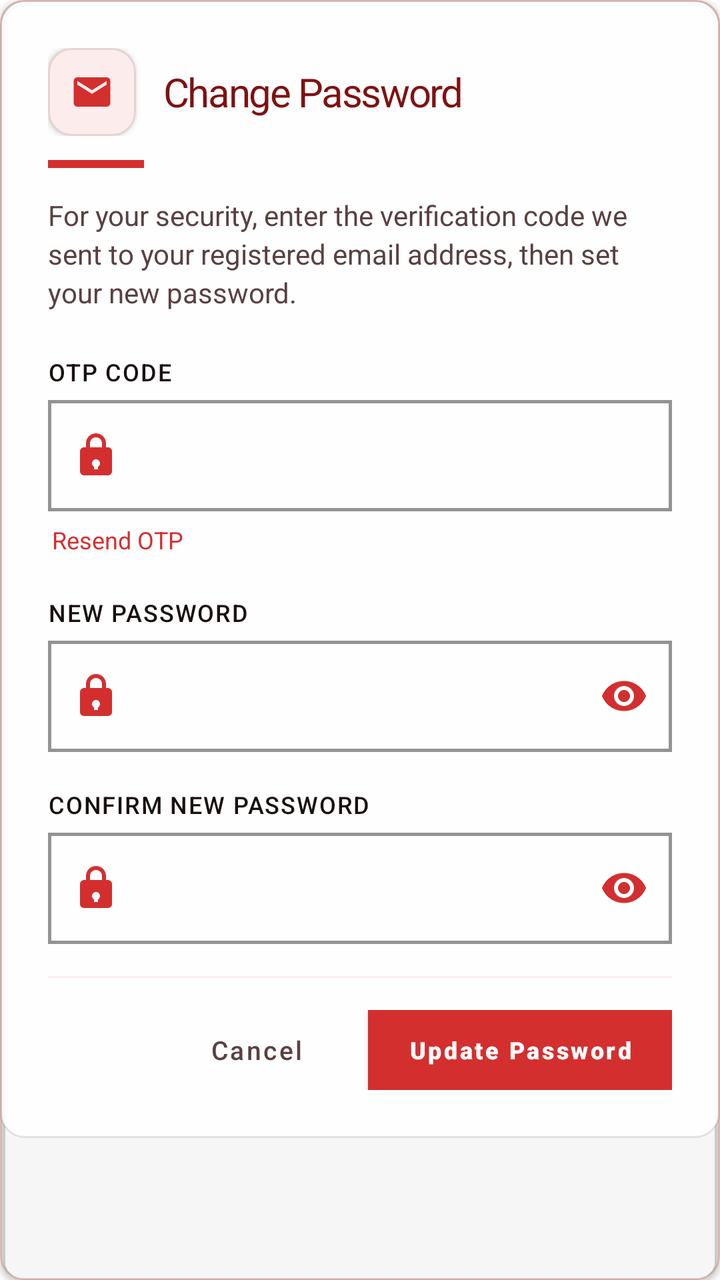
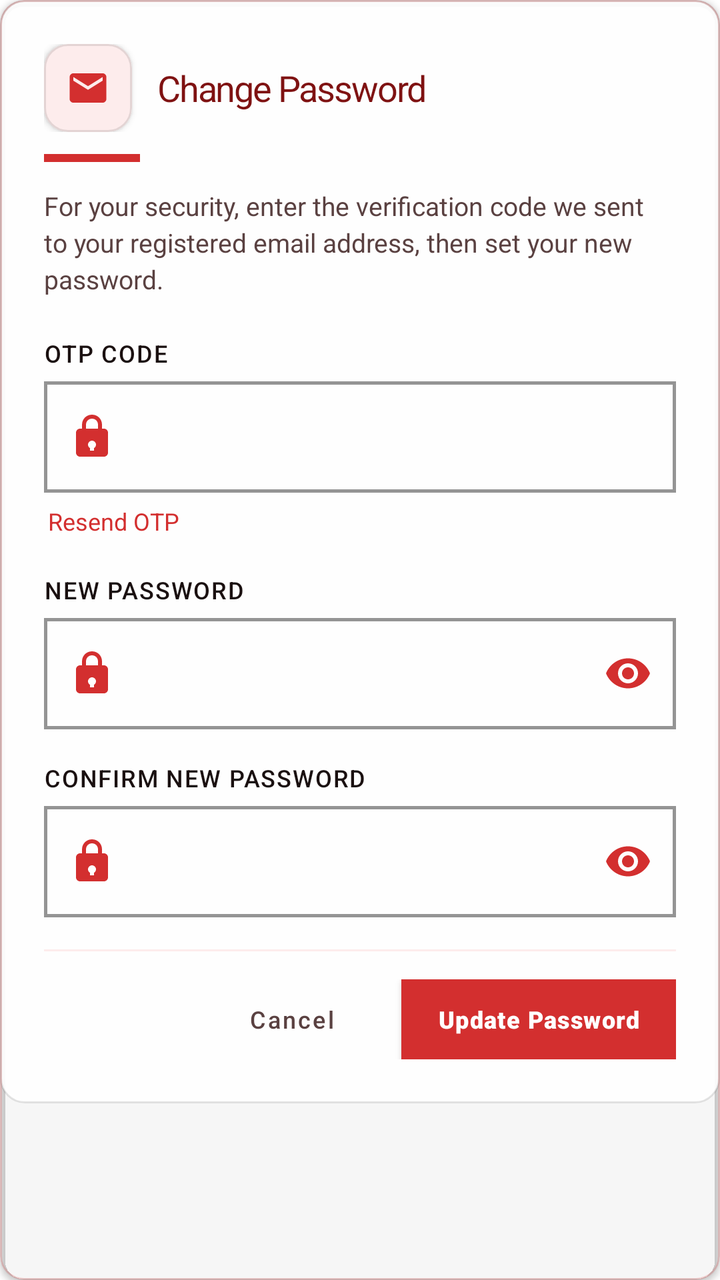

Compare the two renders of this Android layout. The source of the first and the diff that turns it into the second are given below.
<!-- AndroidManifest.xml: application theme Theme.VelocitySuites -->
<!-- res/layout/dialog_change_password_otp.xml -->
<?xml version="1.0" encoding="utf-8"?>
<com.google.android.material.card.MaterialCardView xmlns:android="http://schemas.android.com/apk/res/android"
    xmlns:app="http://schemas.android.com/apk/res-auto"
    style="@style/Widget.Velocity.Card.Glass"
    android:layout_width="match_parent"
    android:layout_height="wrap_content">

    <LinearLayout
        android:layout_width="match_parent"
        android:layout_height="wrap_content"
        android:background="@drawable/bg_glass_card_white"
        android:orientation="vertical"
        android:padding="24dp">

        <LinearLayout
            android:layout_width="match_parent"
            android:layout_height="wrap_content"
            android:gravity="center_vertical"
            android:orientation="horizontal">

            <com.google.android.material.card.MaterialCardView
                android:layout_width="44dp"
                android:layout_height="44dp"
                app:cardBackgroundColor="@color/velocity_red_soft"
                app:cardCornerRadius="@dimen/card_corner_radius"
                app:cardElevation="@dimen/card_elevation">

                <ImageView
                    android:layout_width="22dp"
                    android:layout_height="22dp"
                    android:layout_gravity="center"
                    android:importantForAccessibility="no"
                    android:src="@drawable/ic_email"
                    app:tint="@color/velocity_red_primary" />
            </com.google.android.material.card.MaterialCardView>

            <TextView
                style="@style/TextAppearance.Velocity.ScreenTitle"
                android:layout_width="0dp"
                android:layout_height="wrap_content"
                android:layout_marginStart="14dp"
                android:layout_weight="1"
                android:text="@string/change_password"
                android:textSize="20sp" />
        </LinearLayout>

        <View
            android:layout_width="48dp"
            android:layout_height="4dp"
            android:layout_marginTop="12dp"
            android:layout_marginBottom="14dp"
            android:background="@drawable/shape_intro_pill"
            android:backgroundTint="@color/velocity_red_primary" />

        <TextView
            android:layout_width="match_parent"
            android:layout_height="wrap_content"
            android:layout_marginBottom="22dp"
            android:lineSpacingExtra="3dp"
            android:text="@string/change_password_otp_desc"
            android:textColor="@color/velocity_text_secondary"
            android:textSize="14sp" />

        <TextView
            style="@style/TextAppearance.Velocity.Label.Input"
            android:layout_width="wrap_content"
            android:layout_height="wrap_content"
            android:layout_marginBottom="6dp"
            android:labelFor="@+id/changePasswordOtp"
            android:text="@string/otp_hint"
            android:textColor="@color/velocity_text_primary" />

        <com.google.android.material.textfield.TextInputLayout
            android:id="@+id/changePasswordOtpLayout"
            style="@style/Widget.Velocity.TextInputLayout.OutlinedBox.Rounded"
            android:layout_width="match_parent"
            android:layout_height="wrap_content"
            android:layout_marginBottom="4dp"
            app:startIconDrawable="@drawable/ic_lock">
            <com.google.android.material.textfield.TextInputEditText
                android:id="@+id/changePasswordOtp"
                android:layout_width="match_parent"
                android:layout_height="wrap_content"
                android:inputType="number"
                android:maxLength="6" />
        </com.google.android.material.textfield.TextInputLayout>

        <TextView
            android:id="@+id/resendChangePasswordOtpLink"
            android:layout_width="wrap_content"
            android:layout_height="wrap_content"
            android:layout_marginBottom="18dp"
            android:background="?attr/selectableItemBackground"
            android:clickable="true"
            android:focusable="true"
            android:padding="2dp"
            android:text="@string/resend_otp"
            android:textColor="@color/velocity_red_primary"
            android:textSize="12sp"
            android:fontFamily="sans-serif-bold" />

        <TextView
            style="@style/TextAppearance.Velocity.Label.Input"
            android:layout_width="wrap_content"
            android:layout_height="wrap_content"
            android:layout_marginBottom="6dp"
            android:labelFor="@+id/changePasswordNew"
            android:text="@string/new_password_hint"
            android:textColor="@color/velocity_text_primary" />

        <com.google.android.material.textfield.TextInputLayout
            android:id="@+id/changePasswordNewLayout"
            style="@style/Widget.Velocity.TextInputLayout.OutlinedBox.Rounded"
            android:layout_width="match_parent"
            android:layout_height="wrap_content"
            android:layout_marginBottom="18dp"
            app:passwordToggleEnabled="true"
            app:startIconDrawable="@drawable/ic_lock">
            <com.google.android.material.textfield.TextInputEditText
                android:id="@+id/changePasswordNew"
                android:layout_width="match_parent"
                android:layout_height="wrap_content"
                android:inputType="textPassword" />
        </com.google.android.material.textfield.TextInputLayout>

        <TextView
            style="@style/TextAppearance.Velocity.Label.Input"
            android:layout_width="wrap_content"
            android:layout_height="wrap_content"
            android:layout_marginBottom="6dp"
            android:labelFor="@+id/changePasswordConfirmNew"
            android:text="@string/confirm_new_password_hint"
            android:textColor="@color/velocity_text_primary" />

        <com.google.android.material.textfield.TextInputLayout
            android:id="@+id/changePasswordConfirmNewLayout"
            style="@style/Widget.Velocity.TextInputLayout.OutlinedBox.Rounded"
            android:layout_width="match_parent"
            android:layout_height="wrap_content"
            android:layout_marginBottom="8dp"
            app:passwordToggleEnabled="true"
            app:startIconDrawable="@drawable/ic_lock">
            <com.google.android.material.textfield.TextInputEditText
                android:id="@+id/changePasswordConfirmNew"
                android:layout_width="match_parent"
                android:layout_height="wrap_content"
                android:inputType="textPassword" />
        </com.google.android.material.textfield.TextInputLayout>

        <View
            android:layout_width="match_parent"
            android:layout_height="1dp"
            android:layout_marginTop="8dp"
            android:layout_marginBottom="16dp"
            android:background="@color/velocity_red_soft" />

        <LinearLayout
            android:layout_width="match_parent"
            android:layout_height="wrap_content"
            android:orientation="horizontal"
            android:gravity="center_vertical|end">

            <com.google.android.material.button.MaterialButton
                android:id="@+id/btnCancelChangePasswordOtp"
                style="@style/Widget.MaterialComponents.Button.TextButton"
                android:layout_width="wrap_content"
                android:layout_height="40dp"
                android:text="@string/cancel_label"
                android:textColor="@color/velocity_text_secondary"
                android:textAllCaps="false"
                android:textSize="13sp" />

            <com.google.android.material.button.MaterialButton
                android:id="@+id/btnConfirmChangePasswordOtp"
                style="@style/Widget.Velocity.Button"
                android:layout_width="wrap_content"
                android:layout_height="40dp"
                android:layout_marginStart="12dp"
                android:paddingHorizontal="20dp"
                android:text="@string/reset_password_button"
                android:textAllCaps="false"
                android:textSize="12sp" />
        </LinearLayout>
    </LinearLayout>
</com.google.android.material.card.MaterialCardView>
<!-- resources referenced by this layout -->
<resources>
  <color name="velocity_red_primary">#D32F2F</color>
  <color name="velocity_red_soft">#FDECEC</color>
  <color name="velocity_text_primary">#1A1010</color>
  <color name="velocity_text_secondary">#5A4141</color>
  <dimen name="card_corner_radius">12dp</dimen>
  <dimen name="card_elevation">2dp</dimen>
  <!-- drawable bg_glass_card_white (drawable) -->
  <?xml version="1.0" encoding="utf-8"?>
  <shape xmlns:android="http://schemas.android.com/apk/res/android">
      <solid android:color="#E6FFFFFF" />
      <stroke android:width="1dp" android:color="#1A000000" />
      <corners android:radius="@dimen/card_corner_radius" />
  </shape>
  <!-- drawable shape_intro_pill (drawable) -->
  <?xml version="1.0" encoding="utf-8"?>
  <shape xmlns:android="http://schemas.android.com/apk/res/android">
      <solid android:color="@color/velocity_red_primary" />
      <corners android:radius="0dp" />
  </shape>
  <string name="cancel_label">Cancel</string>
  <string name="change_password">Change Password</string>
  <string name="change_password_otp_desc">For your security, enter the verification code we sent to your registered email address, then set your new password.</string>
  <string name="confirm_new_password_hint">Confirm New Password</string>
  <string name="new_password_hint">New Password</string>
  <string name="otp_hint">OTP Code</string>
  <string name="resend_otp">Resend OTP</string>
  <string name="reset_password_button">Update Password</string>
  <style name="TextAppearance.Velocity.ScreenTitle" parent="TextAppearance.MaterialComponents.Headline3">
          <item name="android:fontFamily">sans-serif-black</item>
          <item name="android:letterSpacing">-0.04</item>
          <item name="android:textColor">@color/velocity_red_dark</item>
          <item name="android:textSize">32sp</item>
      </style>
  <style name="Widget.Velocity.Button" parent="Widget.MaterialComponents.Button">
          <item name="android:layout_height">56dp</item>
          <item name="android:insetTop">0dp</item>
          <item name="android:insetBottom">0dp</item>
          <item name="android:fontFamily">sans-serif-black</item>
          <item name="android:letterSpacing">0.1</item>
          <item name="android:textAllCaps">true</item>
          <item name="android:textSize">15sp</item>
          <item name="backgroundTint">@color/velocity_red_primary</item>
          <item name="cornerRadius">0dp</item>
          <item name="elevation">0dp</item>
          <item name="rippleColor">@color/white</item>
      </style>
  <color name="black">#FF000000</color>
  <color name="velocity_red_dark">#7F1212</color>
  <color name="white">#FFFFFFFF</color>
  <color name="velocity_red_alpha_20">#33D32F2F</color>
  <color name="velocity_red_rose">#EF5350</color>
  <color name="velocity_red_deep">#5A0A0A</color>
  <style name="ShapeAppearance.Velocity.Square" parent="">
          <item name="cornerFamily">rounded</item>
          <item name="cornerSize">0dp</item>
      </style>
  <style name="ShapeAppearance.Velocity.Card" parent="">
          <item name="cornerFamily">rounded</item>
          <item name="cornerSize">@dimen/card_corner_radius</item>
      </style>
  <style name="Widget.Velocity.Flat.Snackbar" parent="Widget.MaterialComponents.Snackbar">
          <item name="android:background">@drawable/bg_snackbar_flat</item>
          <item name="android:elevation">0dp</item>
      </style>
  <color name="velocity_surface_elevated">#FFFFFF</color>
  <color name="velocity_divider_hairline">#1A000000</color>
  <!-- drawable bg_snackbar_flat (drawable) -->
  <?xml version="1.0" encoding="utf-8"?>
  <shape xmlns:android="http://schemas.android.com/apk/res/android" android:shape="rectangle">
      <solid android:color="#323232" />
      <stroke android:width="1dp" android:color="#33FFFFFF" />
      <corners android:radius="0dp" />
  </shape>
  <!-- unchanged entries left out for length: 15 -->
</resources>

<!-- the commit's change to res/layout/dialog_change_password_otp.xml (unified diff, before → after) -->
@@ -10,7 +10,7 @@
         android:layout_height="wrap_content"
         android:background="@drawable/bg_glass_card_white"
         android:orientation="vertical"
-        android:padding="24dp">
+        android:padding="22dp">
 
         <LinearLayout
             android:layout_width="match_parent"
@@ -38,28 +38,28 @@
                 style="@style/TextAppearance.Velocity.ScreenTitle"
                 android:layout_width="0dp"
                 android:layout_height="wrap_content"
-                android:layout_marginStart="14dp"
+                android:layout_marginStart="13dp"
                 android:layout_weight="1"
                 android:text="@string/change_password"
-                android:textSize="20sp" />
+                android:textSize="18sp" />
         </LinearLayout>
 
         <View
             android:layout_width="48dp"
             android:layout_height="4dp"
-            android:layout_marginTop="12dp"
-            android:layout_marginBottom="14dp"
+            android:layout_marginTop="11dp"
+            android:layout_marginBottom="13dp"
             android:background="@drawable/shape_intro_pill"
             android:backgroundTint="@color/velocity_red_primary" />
 
         <TextView
             android:layout_width="match_parent"
             android:layout_height="wrap_content"
-            android:layout_marginBottom="22dp"
+            android:layout_marginBottom="20dp"
             android:lineSpacingExtra="3dp"
             android:text="@string/change_password_otp_desc"
             android:textColor="@color/velocity_text_secondary"
-            android:textSize="14sp" />
+            android:textSize="13sp" />
 
         <TextView
             style="@style/TextAppearance.Velocity.Label.Input"
@@ -89,7 +89,7 @@
             android:id="@+id/resendChangePasswordOtpLink"
             android:layout_width="wrap_content"
             android:layout_height="wrap_content"
-            android:layout_marginBottom="18dp"
+            android:layout_marginBottom="16dp"
             android:background="?attr/selectableItemBackground"
             android:clickable="true"
             android:focusable="true"
@@ -113,7 +113,7 @@
             style="@style/Widget.Velocity.TextInputLayout.OutlinedBox.Rounded"
             android:layout_width="match_parent"
             android:layout_height="wrap_content"
-            android:layout_marginBottom="18dp"
+            android:layout_marginBottom="16dp"
             app:passwordToggleEnabled="true"
             app:startIconDrawable="@drawable/ic_lock">
             <com.google.android.material.textfield.TextInputEditText
@@ -151,7 +151,7 @@
             android:layout_width="match_parent"
             android:layout_height="1dp"
             android:layout_marginTop="8dp"
-            android:layout_marginBottom="16dp"
+            android:layout_marginBottom="14dp"
             android:background="@color/velocity_red_soft" />
 
         <LinearLayout
@@ -168,15 +168,15 @@
                 android:text="@string/cancel_label"
                 android:textColor="@color/velocity_text_secondary"
                 android:textAllCaps="false"
-                android:textSize="13sp" />
+                android:textSize="12sp" />
 
             <com.google.android.material.button.MaterialButton
                 android:id="@+id/btnConfirmChangePasswordOtp"
                 style="@style/Widget.Velocity.Button"
                 android:layout_width="wrap_content"
                 android:layout_height="40dp"
-                android:layout_marginStart="12dp"
-                android:paddingHorizontal="20dp"
+                android:layout_marginStart="11dp"
+                android:paddingHorizontal="18dp"
                 android:text="@string/reset_password_button"
                 android:textAllCaps="false"
                 android:textSize="12sp" />
<!-- resource entries referenced after the edit -->
@@ -31,16 +31,16 @@
           <item name="android:fontFamily">sans-serif-black</item>
           <item name="android:letterSpacing">-0.04</item>
           <item name="android:textColor">@color/velocity_red_dark</item>
-          <item name="android:textSize">32sp</item>
+          <item name="android:textSize">29sp</item>
       </style>
   <style name="Widget.Velocity.Button" parent="Widget.MaterialComponents.Button">
           <item name="android:layout_height">56dp</item>
           <item name="android:insetTop">0dp</item>
           <item name="android:insetBottom">0dp</item>
           <item name="android:fontFamily">sans-serif-black</item>
-          <item name="android:letterSpacing">0.1</item>
+          <item name="android:letterSpacing">0.04</item>
           <item name="android:textAllCaps">true</item>
-          <item name="android:textSize">15sp</item>
+          <item name="android:textSize">14sp</item>
           <item name="backgroundTint">@color/velocity_red_primary</item>
           <item name="cornerRadius">0dp</item>
           <item name="elevation">0dp</item>
